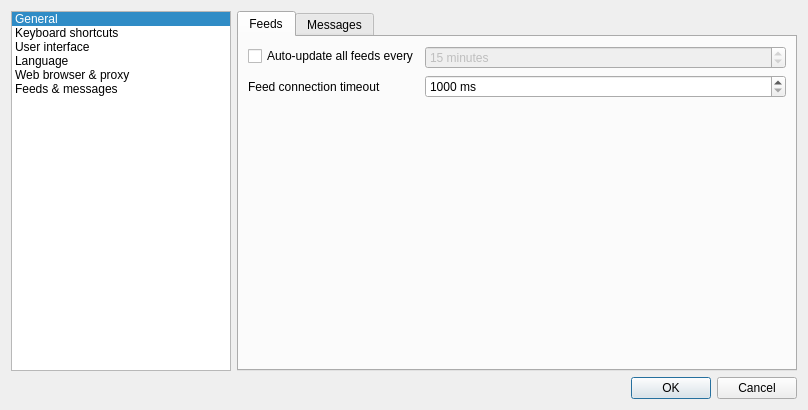
First picture: the form in src/gui/formsettings.ui, repository martinrotter/rssguard, before the edit.
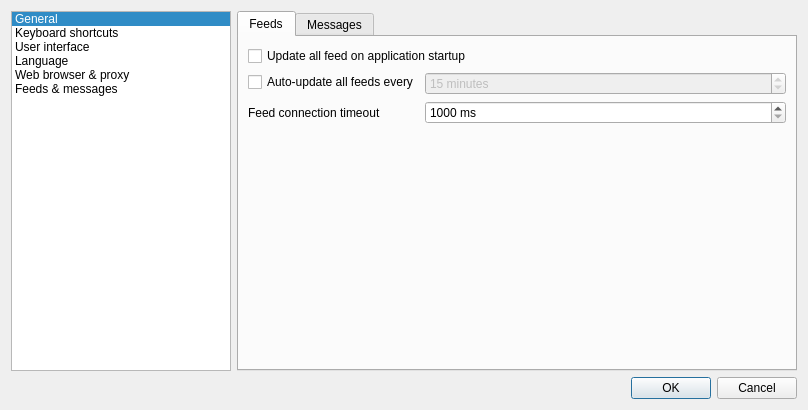
Second picture: the form after the edit. The open tabs and pages were chosen to show the change. Custom widgets are drawn as their Qt base class.

Commit message: Update NL translation file + initial implementation of update-all-feed-on-startup feature.

Diff of the .ui file:
```diff
--- a/src/gui/formsettings.ui
+++ b/src/gui/formsettings.ui
@@ -755,14 +755,14 @@
            <string>Feeds</string>
           </attribute>
           <layout class="QFormLayout" name="formLayout_10">
-           <item row="0" column="0">
+           <item row="1" column="0">
             <widget class="QCheckBox" name="m_checkAutoUpdate">
              <property name="text">
               <string>Auto-update all feeds every</string>
              </property>
             </widget>
            </item>
-           <item row="0" column="1">
+           <item row="1" column="1">
             <widget class="QSpinBox" name="m_spinAutoUpdateInterval">
              <property name="enabled">
               <bool>false</bool>
@@ -781,14 +781,14 @@
              </property>
             </widget>
            </item>
-           <item row="1" column="0">
+           <item row="2" column="0">
             <widget class="QLabel" name="label_3">
              <property name="text">
               <string>Feed connection timeout</string>
              </property>
             </widget>
            </item>
-           <item row="1" column="1">
+           <item row="2" column="1">
             <widget class="QSpinBox" name="m_spinFeedUpdateTimeout">
              <property name="toolTip">
               <string>Connection timeout is time interval which is reserved for downloading new messages for the feed. If this time interval elapses, then download process is aborted.</string>
@@ -807,6 +807,13 @@
              </property>
             </widget>
            </item>
+           <item row="0" column="0" colspan="2">
+            <widget class="QCheckBox" name="m_checkUpdateAllFeedsOnStartup">
+             <property name="text">
+              <string>Update all feed on application startup</string>
+             </property>
+            </widget>
+           </item>
           </layout>
          </widget>
          <widget class="QWidget" name="m_tabMessages">
```
Left out of the diff: 2 changed lines with no effect on the pictures. The commit also changes 7 other files.
